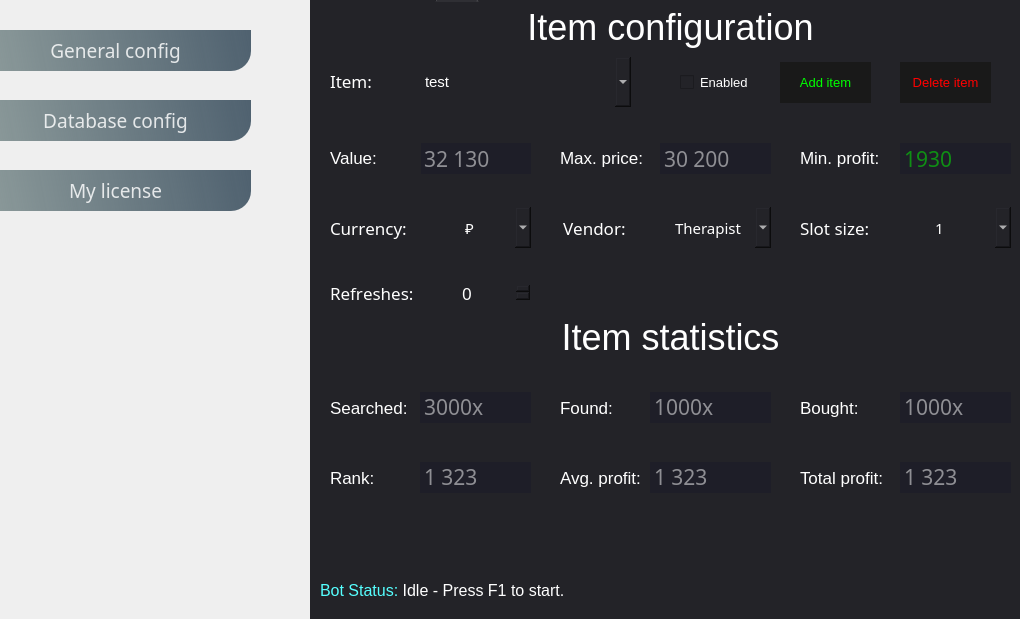
The window that gui/base_ui.ui (kennyhml/night-market) describes before a commit, drawn with Qt 5.
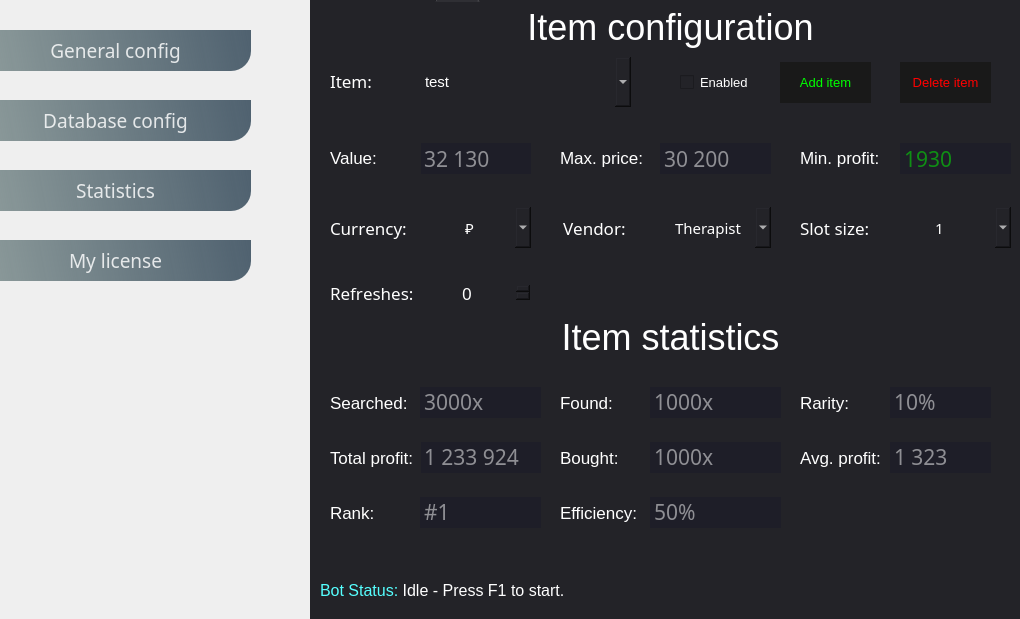
The same window after the commit. The open tabs and pages were chosen to show the change. Icons and pictures are not drawn. Custom widgets are drawn as their Qt base class.

Commit message: more plots & statistics

```diff
--- a/gui/base_ui.ui
+++ b/gui/base_ui.ui
@@ -171,7 +171,7 @@
     <property name="geometry">
      <rect>
       <x>-20</x>
-      <y>170</y>
+      <y>240</y>
       <width>271</width>
       <height>41</height>
      </rect>
@@ -5899,7 +5899,7 @@
       <property name="geometry">
        <rect>
         <x>20</x>
-        <y>385</y>
+        <y>380</y>
         <width>81</width>
         <height>41</height>
        </rect>
@@ -6120,8 +6120,8 @@
       <property name="geometry">
        <rect>
         <x>110</x>
-        <y>390</y>
-        <width>111</width>
+        <y>385</y>
+        <width>121</width>
         <height>31</height>
        </rect>
       </property>
@@ -6188,8 +6188,8 @@
       <property name="geometry">
        <rect>
         <x>340</x>
-        <y>390</y>
-        <width>121</width>
+        <y>385</y>
+        <width>131</width>
         <height>31</height>
        </rect>
       </property>
@@ -6256,7 +6256,7 @@
       <property name="geometry">
        <rect>
         <x>250</x>
-        <y>385</y>
+        <y>380</y>
         <width>81</width>
         <height>41</height>
        </rect>
@@ -6476,9 +6476,9 @@
      <widget class="QTextEdit" name="item_stats_bought">
       <property name="geometry">
        <rect>
-        <x>590</x>
-        <y>390</y>
-        <width>111</width>
+        <x>340</x>
+        <y>440</y>
+        <width>131</width>
         <height>31</height>
        </rect>
       </property>
@@ -6544,8 +6544,8 @@
      <widget class="QLabel" name="set_item_value_5">
       <property name="geometry">
        <rect>
-        <x>490</x>
-        <y>385</y>
+        <x>250</x>
+        <y>435</y>
         <width>81</width>
         <height>41</height>
        </rect>
@@ -6765,9 +6765,9 @@
      <widget class="QTextEdit" name="item_stats_avg_profit">
       <property name="geometry">
        <rect>
-        <x>340</x>
-        <y>460</y>
-        <width>121</width>
+        <x>580</x>
+        <y>440</y>
+        <width>101</width>
         <height>31</height>
        </rect>
       </property>
@@ -6833,8 +6833,8 @@
      <widget class="QLabel" name="set_item_value_6">
       <property name="geometry">
        <rect>
-        <x>250</x>
-        <y>455</y>
+        <x>490</x>
+        <y>435</y>
         <width>81</width>
         <height>41</height>
        </rect>
@@ -7054,9 +7054,9 @@
      <widget class="QTextEdit" name="item_stats_total_profit">
       <property name="geometry">
        <rect>
-        <x>590</x>
-        <y>460</y>
-        <width>111</width>
+        <x>110</x>
+        <y>440</y>
+        <width>121</width>
         <height>31</height>
        </rect>
       </property>
@@ -7116,14 +7116,14 @@
 &lt;p align=&quot;center&quot; style=&quot;-qt-paragraph-type:empty; margin-top:0px; margin-bottom:0px; margin-left:0px; margin-right:0px; -qt-block-indent:0; text-indent:0px;&quot;&gt;&lt;br /&gt;&lt;/p&gt;&lt;/body&gt;&lt;/html&gt;</string>
       </property>
       <property name="placeholderText">
-       <string>1 323</string>
+       <string>1 233 924</string>
       </property>
      </widget>
      <widget class="QLabel" name="set_item_value_7">
       <property name="geometry">
        <rect>
-        <x>490</x>
-        <y>455</y>
+        <x>20</x>
+        <y>435</y>
         <width>91</width>
         <height>41</height>
        </rect>
@@ -7344,8 +7344,8 @@
       <property name="geometry">
        <rect>
         <x>110</x>
-        <y>460</y>
-        <width>111</width>
+        <y>495</y>
+        <width>121</width>
         <height>31</height>
        </rect>
       </property>
@@ -7405,14 +7405,14 @@
 &lt;p align=&quot;center&quot; style=&quot;-qt-paragraph-type:empty; margin-top:0px; margin-bottom:0px; margin-left:0px; margin-right:0px; -qt-block-indent:0; text-indent:0px;&quot;&gt;&lt;br /&gt;&lt;/p&gt;&lt;/body&gt;&lt;/html&gt;</string>
       </property>
       <property name="placeholderText">
-       <string>1 323</string>
+       <string notr="true">#1</string>
       </property>
      </widget>
      <widget class="QLabel" name="set_item_value_8">
       <property name="geometry">
        <rect>
         <x>20</x>
-        <y>455</y>
+        <y>490</y>
         <width>81</width>
         <height>41</height>
        </rect>
@@ -7678,6 +7678,584 @@
        <set>Qt::AlignCenter</set>
       </property>
      </widget>
+     <widget class="QTextEdit" name="item_stats_rarity">
+      <property name="geometry">
+       <rect>
+        <x>580</x>
+        <y>385</y>
+        <width>101</width>
+        <height>31</height>
+       </rect>
+      </property>
+      <property name="font">
+       <font>
+        <family>Segoe UI Variable Display Light</family>
+        <pointsize>16</pointsize>
+        <weight>50</weight>
+        <italic>false</italic>
+        <bold>false</bold>
+        <underline>false</underline>
+        <strikeout>false</strikeout>
+        <kerning>false</kerning>
+       </font>
+      </property>
+      <property name="toolTip">
+       <string>Define your skill priority order, they will be checked from left to right. For example:
+'4,5,6,7,8,1,2,3' would use skill 4 if it is available before proceeding to any other skill.
+The default values are the regular priorities, if left empty, regular priorities will be used.</string>
+      </property>
+      <property name="styleSheet">
+       <string notr="true">QTextEdit {
+	background-color: rgb(30,30,40);
+	color: rgb(255,255,255);
+}
+</string>
+      </property>
+      <property name="inputMethodHints">
+       <set>Qt::ImhDigitsOnly</set>
+      </property>
+      <property name="lineWidth">
+       <number>1</number>
+      </property>
+      <property name="verticalScrollBarPolicy">
+       <enum>Qt::ScrollBarAlwaysOff</enum>
+      </property>
+      <property name="horizontalScrollBarPolicy">
+       <enum>Qt::ScrollBarAlwaysOff</enum>
+      </property>
+      <property name="sizeAdjustPolicy">
+       <enum>QAbstractScrollArea::AdjustIgnored</enum>
+      </property>
+      <property name="autoFormatting">
+       <set>QTextEdit::AutoNone</set>
+      </property>
+      <property name="lineWrapMode">
+       <enum>QTextEdit::NoWrap</enum>
+      </property>
+      <property name="readOnly">
+       <bool>true</bool>
+      </property>
+      <property name="html">
+       <string>&lt;!DOCTYPE HTML PUBLIC &quot;-//W3C//DTD HTML 4.0//EN&quot; &quot;http://www.w3.org/TR/REC-html40/strict.dtd&quot;&gt;
+&lt;html&gt;&lt;head&gt;&lt;meta name=&quot;qrichtext&quot; content=&quot;1&quot; /&gt;&lt;style type=&quot;text/css&quot;&gt;
+p, li { white-space: pre-wrap; }
+&lt;/style&gt;&lt;/head&gt;&lt;body style=&quot; font-family:'Segoe UI Variable Display Light'; font-size:16pt; font-weight:400; font-style:normal;&quot;&gt;
+&lt;p style=&quot;-qt-paragraph-type:empty; margin-top:0px; margin-bottom:0px; margin-left:0px; margin-right:0px; -qt-block-indent:0; text-indent:0px;&quot;&gt;&lt;br /&gt;&lt;/p&gt;&lt;/body&gt;&lt;/html&gt;</string>
+      </property>
+      <property name="placeholderText">
+       <string>10%</string>
+      </property>
+     </widget>
+     <widget class="QLabel" name="set_item_value_9">
+      <property name="geometry">
+       <rect>
+        <x>490</x>
+        <y>380</y>
+        <width>81</width>
+        <height>41</height>
+       </rect>
+      </property>
+      <property name="palette">
+       <palette>
+        <active>
+         <colorrole role="WindowText">
+          <brush brushstyle="SolidPattern">
+           <color alpha="255">
+            <red>255</red>
+            <green>255</green>
+            <blue>255</blue>
+           </color>
+          </brush>
+         </colorrole>
+         <colorrole role="Button">
+          <brush brushstyle="SolidPattern">
+           <color alpha="255">
+            <red>35</red>
+            <green>35</green>
+            <blue>40</blue>
+           </color>
+          </brush>
+         </colorrole>
+         <colorrole role="Text">
+          <brush brushstyle="SolidPattern">
+           <color alpha="255">
+            <red>255</red>
+            <green>255</green>
+            <blue>255</blue>
+           </color>
+          </brush>
+         </colorrole>
+         <colorrole role="ButtonText">
+          <brush brushstyle="SolidPattern">
+           <color alpha="255">
+            <red>255</red>
+            <green>255</green>
+            <blue>255</blue>
+           </color>
+          </brush>
+         </colorrole>
+         <colorrole role="Base">
+          <brush brushstyle="SolidPattern">
+           <color alpha="255">
+            <red>35</red>
+            <green>35</green>
+            <blue>40</blue>
+           </color>
+          </brush>
+         </colorrole>
+         <colorrole role="Window">
+          <brush brushstyle="SolidPattern">
+           <color alpha="255">
+            <red>35</red>
+            <green>35</green>
+            <blue>40</blue>
+           </color>
+          </brush>
+         </colorrole>
+         <colorrole role="PlaceholderText">
+          <brush brushstyle="SolidPattern">
+           <color alpha="255">
+            <red>255</red>
+            <green>255</green>
+            <blue>255</blue>
+           </color>
+          </brush>
+         </colorrole>
+        </active>
+        <inactive>
+         <colorrole role="WindowText">
+          <brush brushstyle="SolidPattern">
+           <color alpha="255">
+            <red>255</red>
+            <green>255</green>
+            <blue>255</blue>
+           </color>
+          </brush>
+         </colorrole>
+         <colorrole role="Button">
+          <brush brushstyle="SolidPattern">
+           <color alpha="255">
+            <red>35</red>
+            <green>35</green>
+            <blue>40</blue>
+           </color>
+          </brush>
+         </colorrole>
+         <colorrole role="Text">
+          <brush brushstyle="SolidPattern">
+           <color alpha="255">
+            <red>255</red>
+            <green>255</green>
+            <blue>255</blue>
+           </color>
+          </brush>
+         </colorrole>
+         <colorrole role="ButtonText">
+          <brush brushstyle="SolidPattern">
+           <color alpha="255">
+            <red>255</red>
+            <green>255</green>
+            <blue>255</blue>
+           </color>
+          </brush>
+         </colorrole>
+         <colorrole role="Base">
+          <brush brushstyle="SolidPattern">
+           <color alpha="255">
+            <red>35</red>
+            <green>35</green>
+            <blue>40</blue>
+           </color>
+          </brush>
+         </colorrole>
+         <colorrole role="Window">
+          <brush brushstyle="SolidPattern">
+           <color alpha="255">
+            <red>35</red>
+            <green>35</green>
+            <blue>40</blue>
+           </color>
+          </brush>
+         </colorrole>
+         <colorrole role="PlaceholderText">
+          <brush brushstyle="SolidPattern">
+           <color alpha="255">
+            <red>255</red>
+            <green>255</green>
+            <blue>255</blue>
+           </color>
+          </brush>
+         </colorrole>
+        </inactive>
+        <disabled>
+         <colorrole role="WindowText">
+          <brush brushstyle="SolidPattern">
+           <color alpha="255">
+            <red>255</red>
+            <green>255</green>
+            <blue>255</blue>
+           </color>
+          </brush>
+         </colorrole>
+         <colorrole role="Button">
+          <brush brushstyle="SolidPattern">
+           <color alpha="255">
+            <red>35</red>
+            <green>35</green>
+            <blue>40</blue>
+           </color>
+          </brush>
+         </colorrole>
+         <colorrole role="Text">
+          <brush brushstyle="SolidPattern">
+           <color alpha="255">
+            <red>255</red>
+            <green>255</green>
+            <blue>255</blue>
+           </color>
+          </brush>
+         </colorrole>
+         <colorrole role="ButtonText">
+          <brush brushstyle="SolidPattern">
+           <color alpha="255">
+            <red>255</red>
+            <green>255</green>
+            <blue>255</blue>
+           </color>
+          </brush>
+         </colorrole>
+         <colorrole role="Base">
+          <brush brushstyle="SolidPattern">
+           <color alpha="255">
+            <red>35</red>
+            <green>35</green>
+            <blue>40</blue>
+           </color>
+          </brush>
+         </colorrole>
+         <colorrole role="Window">
+          <brush brushstyle="SolidPattern">
+           <color alpha="255">
+            <red>35</red>
+            <green>35</green>
+            <blue>40</blue>
+           </color>
+          </brush>
+         </colorrole>
+         <colorrole role="PlaceholderText">
+          <brush brushstyle="SolidPattern">
+           <color alpha="255">
+            <red>255</red>
+            <green>255</green>
+            <blue>255</blue>
+           </color>
+          </brush>
+         </colorrole>
+        </disabled>
+       </palette>
+      </property>
+      <property name="font">
+       <font>
+        <pointsize>13</pointsize>
+       </font>
+      </property>
+      <property name="styleSheet">
+       <string notr="true">color:rgb(255,255,255);
+background-color: rgb(35,35,40)</string>
+      </property>
+      <property name="text">
+       <string>Rarity:</string>
+      </property>
+     </widget>
+     <widget class="QTextEdit" name="item_stats_efficiency">
+      <property name="geometry">
+       <rect>
+        <x>340</x>
+        <y>495</y>
+        <width>131</width>
+        <height>31</height>
+       </rect>
+      </property>
+      <property name="font">
+       <font>
+        <family>Segoe UI Variable Display Light</family>
+        <pointsize>16</pointsize>
+        <weight>50</weight>
+        <italic>false</italic>
+        <bold>false</bold>
+        <underline>false</underline>
+        <strikeout>false</strikeout>
+        <kerning>false</kerning>
+       </font>
+      </property>
+      <property name="toolTip">
+       <string>Define your skill priority order, they will be checked from left to right. For example:
+'4,5,6,7,8,1,2,3' would use skill 4 if it is available before proceeding to any other skill.
+The default values are the regular priorities, if left empty, regular priorities will be used.</string>
+      </property>
+      <property name="styleSheet">
+       <string notr="true">QTextEdit {
+	background-color: rgb(30,30,40);
+	color: rgb(255,255,255);
+}
+</string>
+      </property>
+      <property name="inputMethodHints">
+       <set>Qt::ImhDigitsOnly</set>
+      </property>
+      <property name="lineWidth">
+       <number>1</number>
+      </property>
+      <property name="verticalScrollBarPolicy">
+       <enum>Qt::ScrollBarAlwaysOff</enum>
+      </property>
+      <property name="horizontalScrollBarPolicy">
+       <enum>Qt::ScrollBarAlwaysOff</enum>
+      </property>
+      <property name="sizeAdjustPolicy">
+       <enum>QAbstractScrollArea::AdjustIgnored</enum>
+      </property>
+      <property name="autoFormatting">
+       <set>QTextEdit::AutoNone</set>
+      </property>
+      <property name="lineWrapMode">
+       <enum>QTextEdit::NoWrap</enum>
+      </property>
+      <property name="readOnly">
+       <bool>true</bool>
+      </property>
+      <property name="html">
+       <string>&lt;!DOCTYPE HTML PUBLIC &quot;-//W3C//DTD HTML 4.0//EN&quot; &quot;http://www.w3.org/TR/REC-html40/strict.dtd&quot;&gt;
+&lt;html&gt;&lt;head&gt;&lt;meta name=&quot;qrichtext&quot; content=&quot;1&quot; /&gt;&lt;style type=&quot;text/css&quot;&gt;
+p, li { white-space: pre-wrap; }
+&lt;/style&gt;&lt;/head&gt;&lt;body style=&quot; font-family:'Segoe UI Variable Display Light'; font-size:16pt; font-weight:400; font-style:normal;&quot;&gt;
+&lt;p align=&quot;center&quot; style=&quot;-qt-paragraph-type:empty; margin-top:0px; margin-bottom:0px; margin-left:0px; margin-right:0px; -qt-block-indent:0; text-indent:0px;&quot;&gt;&lt;br /&gt;&lt;/p&gt;&lt;/body&gt;&lt;/html&gt;</string>
+      </property>
+      <property name="placeholderText">
+       <string>50%</string>
+      </property>
+     </widget>
+     <widget class="QLabel" name="set_item_value_10">
+      <property name="geometry">
+       <rect>
+        <x>250</x>
+        <y>490</y>
+        <width>81</width>
+        <height>41</height>
+       </rect>
+      </property>
+      <property name="palette">
+       <palette>
+        <active>
+         <colorrole role="WindowText">
+          <brush brushstyle="SolidPattern">
+           <color alpha="255">
+            <red>255</red>
+            <green>255</green>
+            <blue>255</blue>
+           </color>
+          </brush>
+         </colorrole>
+         <colorrole role="Button">
+          <brush brushstyle="SolidPattern">
+           <color alpha="255">
+            <red>35</red>
+            <green>35</green>
+            <blue>40</blue>
+           </color>
+          </brush>
+         </colorrole>
+         <colorrole role="Text">
+          <brush brushstyle="SolidPattern">
+           <color alpha="255">
+            <red>255</red>
+            <green>255</green>
+            <blue>255</blue>
+           </color>
+          </brush>
+         </colorrole>
+         <colorrole role="ButtonText">
+          <brush brushstyle="SolidPattern">
+           <color alpha="255">
+            <red>255</red>
+            <green>255</green>
+            <blue>255</blue>
+           </color>
+          </brush>
+         </colorrole>
+         <colorrole role="Base">
+          <brush brushstyle="SolidPattern">
+           <color alpha="255">
+            <red>35</red>
+            <green>35</green>
+            <blue>40</blue>
+           </color>
+          </brush>
+         </colorrole>
+         <colorrole role="Window">
+          <brush brushstyle="SolidPattern">
+           <color alpha="255">
+            <red>35</red>
+            <green>35</green>
+            <blue>40</blue>
+           </color>
+          </brush>
+         </colorrole>
+         <colorrole role="PlaceholderText">
+          <brush brushstyle="SolidPattern">
+           <color alpha="255">
+            <red>255</red>
+            <green>255</green>
+            <blue>255</blue>
+           </color>
+          </brush>
+         </colorrole>
+        </active>
+        <inactive>
+         <colorrole role="WindowText">
+          <brush brushstyle="SolidPattern">
+           <color alpha="255">
+            <red>255</red>
+            <green>255</green>
+            <blue>255</blue>
+           </color>
+          </brush>
+         </colorrole>
+         <colorrole role="Button">
+          <brush brushstyle="SolidPattern">
+           <color alpha="255">
+            <red>35</red>
+            <green>35</green>
+            <blue>40</blue>
+           </color>
+          </brush>
+         </colorrole>
+         <colorrole role="Text">
+          <brush brushstyle="SolidPattern">
+           <color alpha="255">
+            <red>255</red>
+            <green>255</green>
+            <blue>255</blue>
+           </color>
+          </brush>
+         </colorrole>
+         <colorrole role="ButtonText">
+          <brush brushstyle="SolidPattern">
+           <color alpha="255">
+            <red>255</red>
+            <green>255</green>
+            <blue>255</blue>
+           </color>
+          </brush>
+         </colorrole>
+         <colorrole role="Base">
+          <brush brushstyle="SolidPattern">
+           <color alpha="255">
+            <red>35</red>
+            <green>35</green>
+            <blue>40</blue>
+           </color>
+          </brush>
+         </colorrole>
+         <colorrole role="Window">
+          <brush brushstyle="SolidPattern">
+           <color alpha="255">
+            <red>35</red>
+            <green>35</green>
+            <blue>40</blue>
+           </color>
+          </brush>
+         </colorrole>
+         <colorrole role="PlaceholderText">
+          <brush brushstyle="SolidPattern">
+           <color alpha="255">
+            <red>255</red>
+            <green>255</green>
+            <blue>255</blue>
+           </color>
+          </brush>
+         </colorrole>
+        </inactive>
+        <disabled>
+         <colorrole role="WindowText">
+          <brush brushstyle="SolidPattern">
+           <color alpha="255">
+            <red>255</red>
+            <green>255</green>
+            <blue>255</blue>
+           </color>
+          </brush>
+         </colorrole>
+         <colorrole role="Button">
+          <brush brushstyle="SolidPattern">
+           <color alpha="255">
+            <red>35</red>
+            <green>35</green>
+            <blue>40</blue>
+           </color>
+          </brush>
+         </colorrole>
+         <colorrole role="Text">
+          <brush brushstyle="SolidPattern">
+           <color alpha="255">
+            <red>255</red>
+            <green>255</green>
+            <blue>255</blue>
+           </color>
+          </brush>
+         </colorrole>
+         <colorrole role="ButtonText">
+          <brush brushstyle="SolidPattern">
+           <color alpha="255">
+            <red>255</red>
+            <green>255</green>
+            <blue>255</blue>
+           </color>
+          </brush>
+         </colorrole>
+         <colorrole role="Base">
+          <brush brushstyle="SolidPattern">
+           <color alpha="255">
+            <red>35</red>
+            <green>35</green>
+            <blue>40</blue>
+           </color>
+          </brush>
+         </colorrole>
+         <colorrole role="Window">
+          <brush brushstyle="SolidPattern">
+           <color alpha="255">
+            <red>35</red>
+            <green>35</green>
+            <blue>40</blue>
+           </color>
+          </brush>
+         </colorrole>
+         <colorrole role="PlaceholderText">
+          <brush brushstyle="SolidPattern">
+           <color alpha="255">
+            <red>255</red>
+            <green>255</green>
+            <blue>255</blue>
+           </color>
+          </brush>
+         </colorrole>
+        </disabled>
+       </palette>
+      </property>
+      <property name="font">
+       <font>
+        <pointsize>13</pointsize>
+       </font>
+      </property>
+      <property name="styleSheet">
+       <string notr="true">color:rgb(255,255,255);
+background-color: rgb(35,35,40)</string>
+      </property>
+      <property name="text">
+       <string>Efficiency:</string>
+      </property>
+     </widget>
      <zorder>label_2</zorder>
      <zorder>select_item</zorder>
      <zorder>current_item</zorder>
@@ -7713,6 +8291,111 @@
      <zorder>item_enabled</zorder>
      <zorder>label_5</zorder>
      <zorder>label_3</zorder>
+     <zorder>item_stats_rarity</zorder>
+     <zorder>set_item_value_9</zorder>
+     <zorder>item_stats_efficiency</zorder>
+     <zorder>set_item_value_10</zorder>
+    </widget>
+    <widget class="QWidget" name="maintab_statistics">
+     <attribute name="title">
+      <string>Seite</string>
+     </attribute>
+     <widget class="MplWidget" name="statistics_plot" native="true">
+      <property name="geometry">
+       <rect>
+        <x>20</x>
+        <y>70</y>
+        <width>671</width>
+        <height>461</height>
+       </rect>
+      </property>
+     </widget>
+     <widget class="QComboBox" name="select_statistic">
+      <property name="geometry">
+       <rect>
+        <x>170</x>
+        <y>20</y>
+        <width>271</width>
+        <height>31</height>
+       </rect>
+      </property>
+      <property name="font">
+       <font>
+        <family>Segoe UI Variable Display Light</family>
+        <pointsize>11</pointsize>
+       </font>
+      </property>
+      <property name="toolTip">
+       <string>Select what button you move with</string>
+      </property>
+      <property name="styleSheet">
+       <string notr="true">QComboBox{
+	color: rgb(255,255,255);
+	background-color: rgb(35,35,40)
+}
+
+
+QComboBox QAbstractItemView {
+	color: rgb(255,255,255);
+}
+
+</string>
+      </property>
+      <property name="insertPolicy">
+       <enum>QComboBox::InsertAtBottom</enum>
+      </property>
+      <item>
+       <property name="text">
+        <string>Average profit timeline - plot chart</string>
+       </property>
+      </item>
+      <item>
+       <property name="text">
+        <string>Total item profits - bar chart</string>
+       </property>
+      </item>
+      <item>
+       <property name="text">
+        <string>Item efficiency - bar chart</string>
+       </property>
+      </item>
+      <item>
+       <property name="text">
+        <string>Total profit - pie chart</string>
+       </property>
+      </item>
+     </widget>
+     <widget class="QLabel" name="mouse_movements_2">
+      <property name="geometry">
+       <rect>
+        <x>20</x>
+        <y>20</y>
+        <width>141</width>
+        <height>31</height>
+       </rect>
+      </property>
+      <property name="font">
+       <font>
+        <family>Segoe UI Variable Display Light</family>
+        <pointsize>12</pointsize>
+        <weight>50</weight>
+        <italic>false</italic>
+        <bold>false</bold>
+        <underline>false</underline>
+        <strikeout>false</strikeout>
+        <kerning>false</kerning>
+       </font>
+      </property>
+      <property name="styleSheet">
+       <string notr="true">background-color: rgb(35,35,40)</string>
+      </property>
+      <property name="text">
+       <string>Statistic:</string>
+      </property>
+      <property name="alignment">
+       <set>Qt::AlignLeading|Qt::AlignLeft|Qt::AlignVCenter</set>
+      </property>
+     </widget>
     </widget>
    </widget>
    <widget class="QLabel" name="label">
@@ -7870,6 +8553,59 @@
      <string>&lt;html&gt;&lt;head/&gt;&lt;body&gt;&lt;p&gt;&lt;span style=&quot; color:#55ffff;&quot;&gt;Bot Status:&lt;/span&gt; Idle - Press F1 to start.&lt;/p&gt;&lt;/body&gt;&lt;/html&gt;</string>
     </property>
    </widget>
+   <widget class="QPushButton" name="buttons_statistics">
+    <property name="geometry">
+     <rect>
+      <x>-20</x>
+      <y>170</y>
+      <width>271</width>
+      <height>41</height>
+     </rect>
+    </property>
+    <property name="font">
+     <font>
+      <family>Segoe UI Variable Display</family>
+      <pointsize>14</pointsize>
+      <weight>50</weight>
+      <italic>false</italic>
+      <bold>false</bold>
+      <underline>false</underline>
+      <strikeout>false</strikeout>
+      <kerning>true</kerning>
+     </font>
+    </property>
+    <property name="styleSheet">
+     <string notr="true">
+QPushButton {
+	border-bottom-right-radius: 20px;
+	border-top-left-radius: 20px;
+	color:rgba(255, 255, 255, 210);
+	background-color: qlineargradient(spread:pad, x1:0, y1:0.505682, x2:1, y2:0.477, stop:0 rgba(30, 60, 60, 120), stop:1 rgba(80, 98, 112, 255));
+}
+
+QPushButton:pressed {          
+		  background-color: rgb(255, 255,255); 
+          border:1px solid rgb(255, 255, 255);}
+
+
+QPushButton:hover {
+	background-color: qlineargradient(spread:pad, x1:0, y1:0.505682, x2:1, y2:0.477, stop:0 rgba(30, 60, 60, 160), stop:1 rgba(80, 98, 112, 230));
+}</string>
+    </property>
+    <property name="text">
+     <string>Statistics</string>
+    </property>
+    <property name="icon">
+     <iconset>
+      <normaloff>../Images/information.png</normaloff>../Images/information.png</iconset>
+    </property>
+    <property name="iconSize">
+     <size>
+      <width>40</width>
+      <height>40</height>
+     </size>
+    </property>
+   </widget>
    <zorder>label</zorder>
    <zorder>background_left</zorder>
    <zorder>buttons_general</zorder>
@@ -7879,6 +8615,14 @@
    <zorder>bot_status</zorder>
   </widget>
  </widget>
+ <customwidgets>
+  <customwidget>
+   <class>MplWidget</class>
+   <extends>QWidget</extends>
+   <header>mplwidget.h</header>
+   <container>1</container>
+  </customwidget>
+ </customwidgets>
  <resources/>
  <connections/>
 </ui>
```
Left out of the diff: 3 changed lines with no effect on the pictures. The commit also changes 25 other files.
